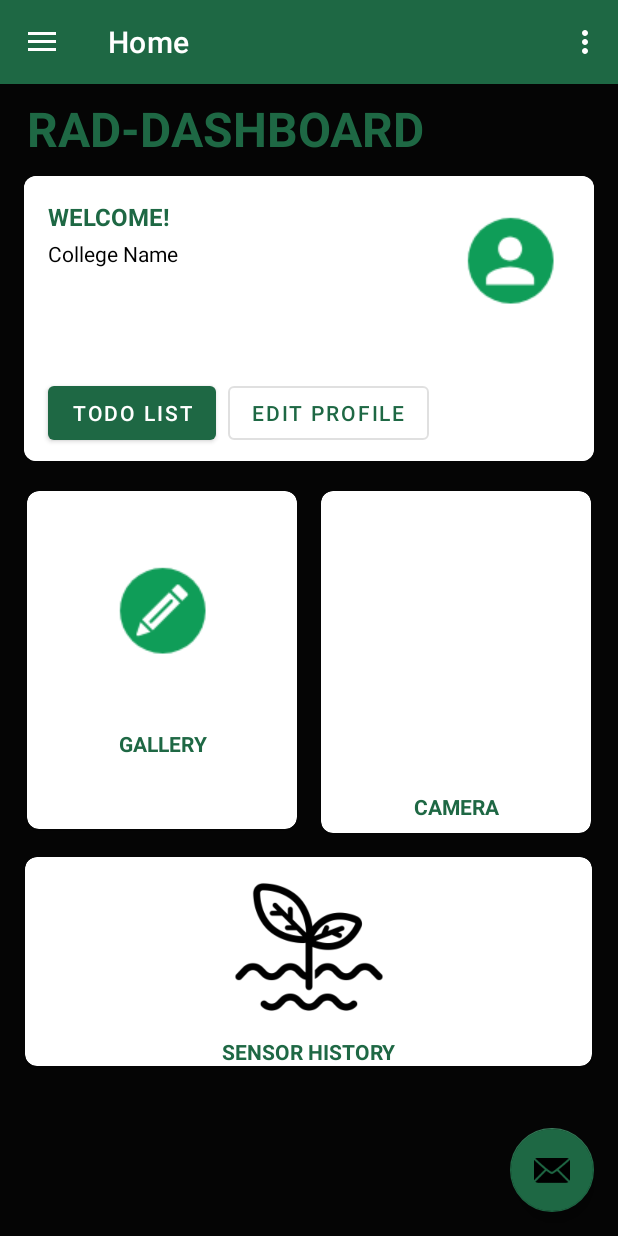
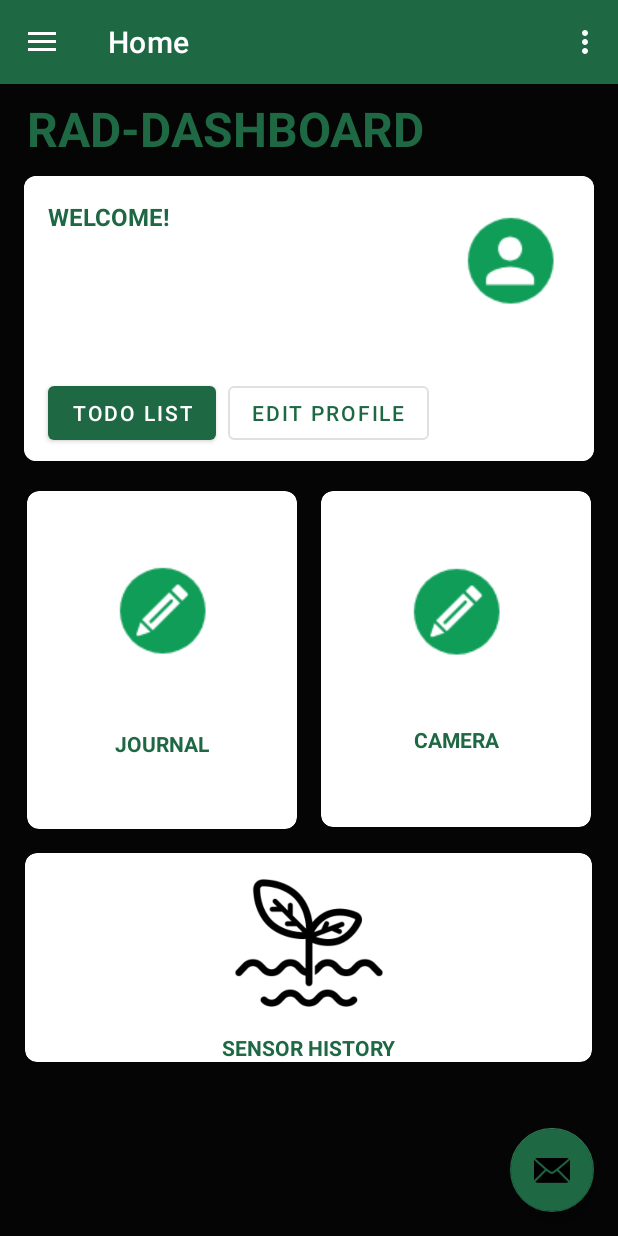
Before and after one commit to bretzle/HydroponicApp, an Android app: the screen it shows after launch (MainActivity), on a phone screen of 412 x 824 dp. Run offline under Robolectric (Android 15) with nearby library versions, the phone set to English and light mode, and no system bars; our stand-ins replace Firebase (no records; nobody signed in at launch, a user with empty details on screens opened directly), navigation-ui; Roboto replaces fonts that are not available here.

Commit message:
ui change

```diff
--- a/app/src/main/res/layout/fragment_home.xml
+++ b/app/src/main/res/layout/fragment_home.xml
@@ -48,7 +48,6 @@
                 android:layout_width="wrap_content"
                 android:layout_height="wrap_content"
                 android:layout_marginTop="4dp"
-                android:text="College Name"
                 android:textColor="@android:color/black"
                 android:textSize="14sp"
                 app:layout_constraintStart_toStartOf="@+id/textView2"
@@ -106,7 +105,7 @@
         app:layout_constraintTop_toBottomOf="@+id/cardView">
 
         <androidx.cardview.widget.CardView
-            android:id="@+id/contributeCard"
+            android:id="@+id/JournalCard"
             android:layout_width="180dp"
             android:layout_height="225dp"
             android:layout_margin="8dp"
@@ -115,6 +114,7 @@
             android:elevation="12dp"
             android:focusable="true"
             android:foreground="?android:attr/selectableItemBackground"
+            android:onClick="onJournalClick"
             app:cardCornerRadius="8dp">
 
             <androidx.constraintlayout.widget.ConstraintLayout
@@ -137,7 +137,7 @@
                     android:layout_width="match_parent"
                     android:layout_height="wrap_content"
                     android:gravity="center"
-                    android:text="Gallery"
+                    android:text="Journal"
                     android:textAllCaps="true"
                     android:textColor="@color/green_500"
                     android:textSize="14sp"
@@ -155,7 +155,7 @@
         <androidx.cardview.widget.CardView
             android:id="@+id/practiceCard"
             android:layout_width="180dp"
-            android:layout_height="228dp"
+            android:layout_height="224dp"
             android:layout_margin="8dp"
             android:layout_marginStart="16dp"
             android:clickable="true"
@@ -166,7 +166,20 @@
 
             <androidx.constraintlayout.widget.ConstraintLayout
                 android:layout_width="match_parent"
-                android:layout_height="220dp">
+                android:layout_height="175dp">
+
+                <ImageView
+                    android:id="@+id/image_view"
+                    android:layout_width="0dp"
+                    android:layout_height="wrap_content"
+                    android:layout_marginTop="48dp"
+                    android:src="@drawable/write"
+                    app:layout_constraintBottom_toTopOf="@+id/textView1"
+                    app:layout_constraintEnd_toEndOf="parent"
+                    app:layout_constraintHorizontal_bias="0.0"
+                    app:layout_constraintStart_toStartOf="parent"
+                    app:layout_constraintTop_toTopOf="parent"
+                    app:layout_constraintVertical_bias="1.0" />
 
                 <TextView
                     android:id="@+id/textView20"
```
Also changed, not shown: app/src/main/java/edu/hydroponicapp/MainActivity.java (+22 -1 lines), app/src/main/res/drawable/ex.png (added).
